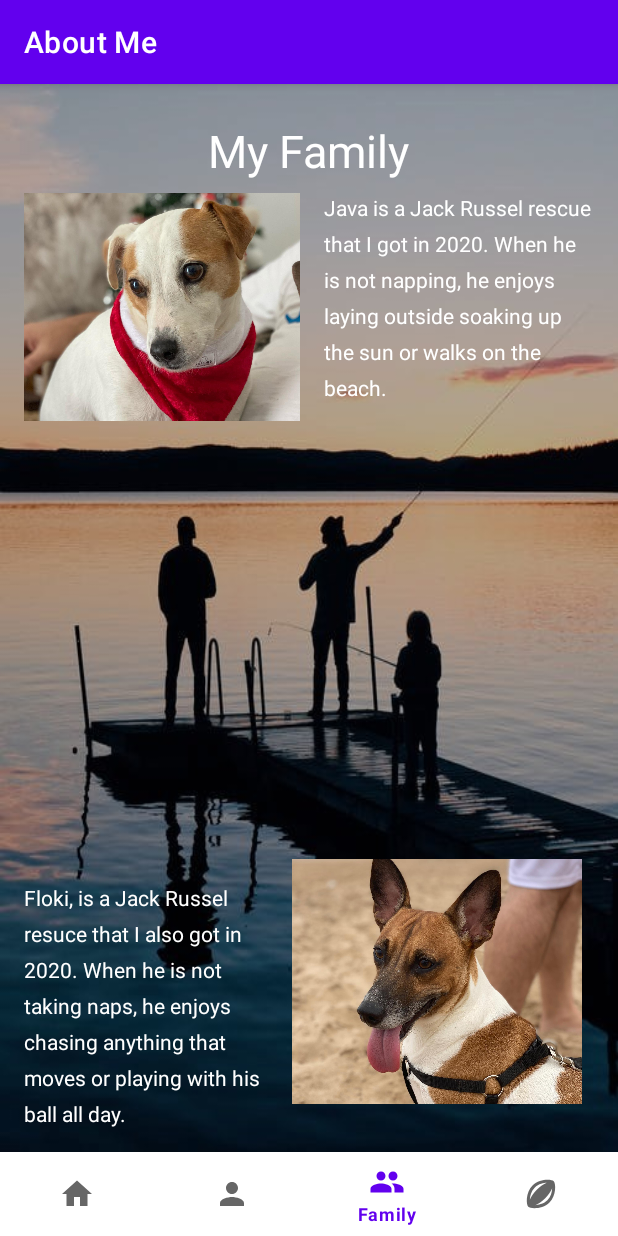
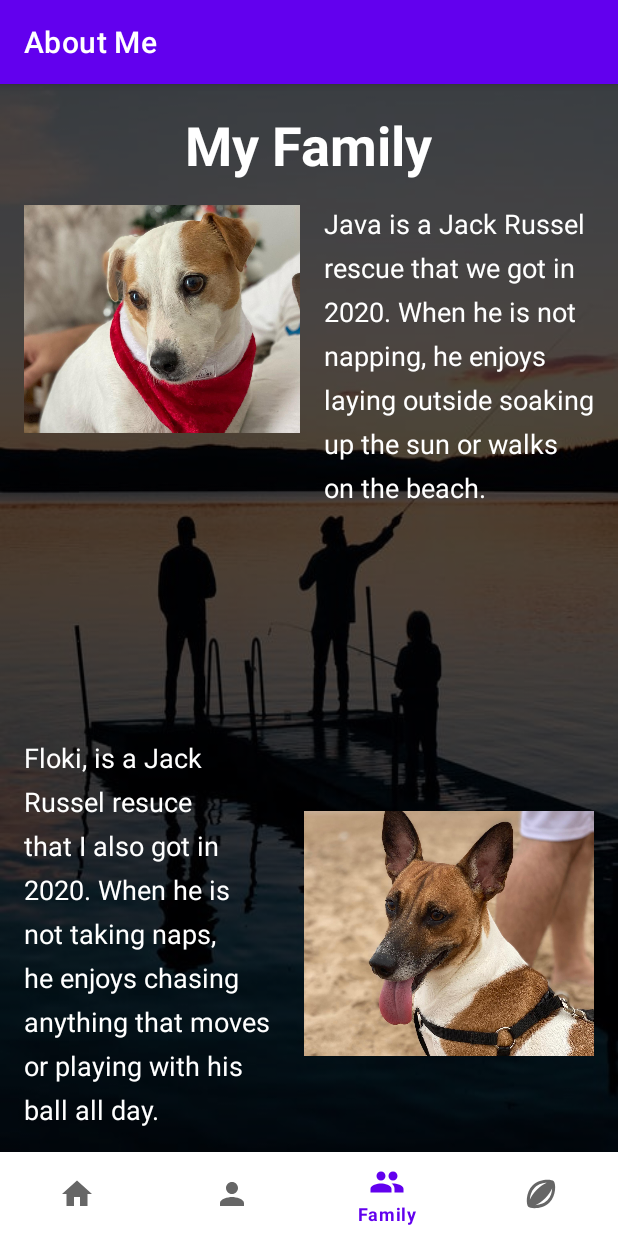
Before and after one commit to jadepage/About-Me, an Android app: the screen it shows after launch (MainActivity), item 3 of the bottom bar chosen, on a phone screen of 412 x 824 dp. Run offline under Robolectric (Android 15) with nearby library versions, the phone set to English and light mode, and no system bars.

Commit message:
second commit

```diff
--- a/app/src/main/res/layout/fragment_family.xml
+++ b/app/src/main/res/layout/fragment_family.xml
@@ -10,8 +10,7 @@
         android:id="@+id/imageView2"
         android:layout_width="193dp"
         android:layout_height="163dp"
-        android:layout_marginEnd="24dp"
-        android:layout_marginBottom="16dp"
+        android:layout_marginEnd="@dimen/standard_margin"
         android:scaleType="centerCrop"
         app:layout_constrainedHeight="true"
         app:layout_constraintBottom_toBottomOf="@+id/textView6"
@@ -19,19 +18,20 @@
         app:layout_constraintEnd_toEndOf="parent"
         app:layout_constraintHorizontal_bias="0.5"
         app:layout_constraintStart_toEndOf="@+id/textView6"
+        app:layout_constraintTop_toTopOf="@+id/textView6"
         app:srcCompat="@drawable/floki" />
 
     <TextView
         android:id="@+id/textView6"
         android:layout_width="0dp"
         android:layout_height="wrap_content"
-        android:layout_marginStart="16dp"
-        android:layout_marginEnd="16dp"
-        android:layout_marginBottom="16dp"
+        android:layout_marginStart="@dimen/standard_margin"
+        android:layout_marginEnd="@dimen/standard_margin"
+        android:layout_marginBottom="@dimen/standard_margin"
         android:lineSpacingExtra="8sp"
-        android:text="Floki, is a Jack Russel resuce that I also got in 2020. When he is not taking naps, he enjoys chasing anything that moves or playing with his ball all day."
+        android:text="@string/about_floki"
         android:textColor="@color/white"
-        android:textSize="14sp"
+        android:textSize="18sp"
         app:layout_constraintBottom_toBottomOf="parent"
         app:layout_constraintEnd_toStartOf="@+id/imageView2"
         app:layout_constraintHorizontal_bias="0.5"
@@ -41,10 +41,11 @@
         android:id="@+id/textView3"
         android:layout_width="wrap_content"
         android:layout_height="wrap_content"
-        android:layout_marginTop="24dp"
+        android:layout_marginTop="@dimen/standard_margin"
         android:text="My Family"
         android:textColor="@color/white"
-        android:textSize="30sp"
+        android:textSize="36sp"
+        android:textStyle="bold"
         app:layout_constraintEnd_toEndOf="parent"
         app:layout_constraintStart_toStartOf="parent"
         app:layout_constraintTop_toTopOf="parent" />
@@ -54,7 +55,7 @@
         android:layout_width="184dp"
         android:layout_height="152dp"
         android:layout_marginStart="16dp"
-        android:layout_marginTop="8dp"
+        android:layout_marginTop="@dimen/standard_margin"
         android:scaleType="centerCrop"
         app:layout_constrainedHeight="true"
         app:layout_constraintDimensionRatio="h,1:1"
@@ -67,16 +68,15 @@
         android:layout_width="0dp"
         android:layout_height="wrap_content"
         android:layout_marginStart="16dp"
-        android:layout_marginTop="8dp"
         android:layout_marginEnd="16dp"
         android:lineSpacingExtra="8sp"
-        android:text="Java is a Jack Russel rescue that I got in 2020. When he is not napping, he enjoys laying outside soaking up the sun or walks on the beach."
+        android:text="@string/about_java"
         android:textColor="@color/white"
-        android:textSize="14sp"
+        android:textSize="18sp"
         app:layout_constraintEnd_toEndOf="parent"
         app:layout_constraintHorizontal_bias="0.0"
         app:layout_constraintStart_toEndOf="@+id/imageView"
-        app:layout_constraintTop_toBottomOf="@+id/textView3" />
+        app:layout_constraintTop_toTopOf="@+id/imageView" />
 
     <Button
         android:id="@+id/hobbies_button"
--- a/app/src/main/res/values/strings.xml
+++ b/app/src/main/res/values/strings.xml
@@ -1,9 +1,26 @@
 <resources>
     <string name="app_name">About Me</string>
-    <string name="main_intro">Welcome to the app that sheds some light on who I am.
+    <string name="main_intro">
+        Welcome to the app that sheds some light on who I am.
         You will also be able to add some hobbies which you think I may enjoy.
     </string>
-    <string name="add_hobbie">Add a new hobby?</string>
+    <string name="add_hobby">Add a new hobby?</string>
     <string name="yes">YES</string>
     <string name="no">NO</string>
+    <string name="about_me_part_1">
+        I\m a passionate Android Developer and lifelong learner from sunny
+        Durban South Africa. I\'m currently completing my Bachelors Degree in Information Technology.
+        I enjoy working in a team and problem solving.
+    </string>
+    <string name="about_me_part_2">When I\'m not working on cool Apps,
+        I enjoy the outdoors, spending time with family and sports.
+    </string>
+    <string name="about_java">
+        Java is a Jack Russel rescue that we got in 2020.
+        When he is not napping, he enjoys laying outside soaking up the sun or walks on the beach.
+    </string>
+    <string name="about_floki">
+        Floki, is a Jack Russel resuce that I also got in 2020.
+        When he is not taking naps, he enjoys chasing anything that moves or playing with his ball all day.
+    </string>
 </resources>
```
Also changed, not shown: app/src/main/res/layout/fragment_about_me.xml (+13 -11 lines), app/src/main/res/layout/fragment_hobbies.xml (+4 -4 lines), app/src/main/res/layout/item_hobby.xml (+4 -9 lines), app/src/main/res/drawable-hdpi/family.jpg (deleted), app/src/main/res/drawable-hdpi/family.png (added), app/src/main/res/drawable-hdpi/rugby.jpg (deleted), app/src/main/res/drawable-hdpi/rugby.png (added).
